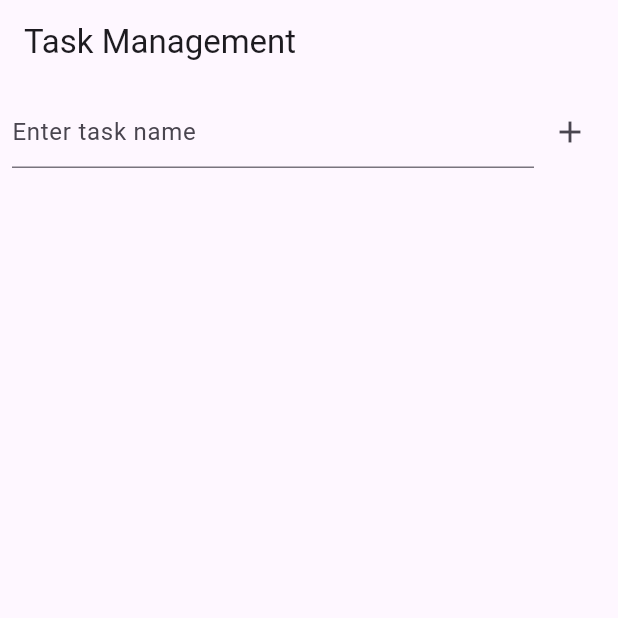
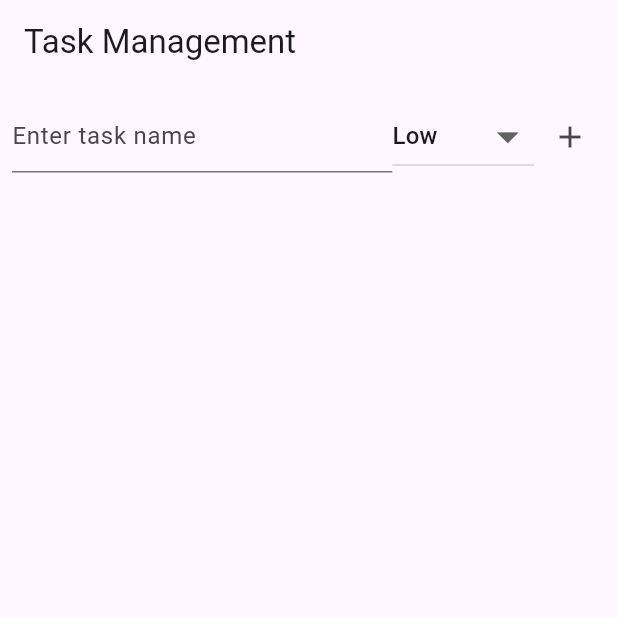
Before and after one commit to Raviteja582/flutter_crud_ops, a Flutter app: the screen it shows after launch, after a tap on the "add" icon, on a phone screen of 412 x 824 dp, the top half of it. Run offline on Flutter 3.47's test engine with Material 3 defaults, Android fonts, the phone set to English and light mode, and no system bars.

Commit message:
Dropdown for specifying priority

```diff
--- a/lib/main.dart
+++ b/lib/main.dart
@@ -18,8 +18,9 @@
 class Task {
   String name;
   bool isCompleted;
+  String priority;
 
-  Task({required this.name, this.isCompleted = false});
+  Task({required this.name, this.isCompleted = false, required this.priority});
 }
 
 class TaskListScreen extends StatefulWidget {
@@ -33,10 +34,11 @@
 class _TaskListScreenState extends State<TaskListScreen> {
   final List<Task> _tasks = [];
   final TextEditingController _controller = TextEditingController();
+  String _selectedPriority = 'Low';
 
-  void _addTask(String taskName) {
+  void _addTask(String taskName, String taskPriority) {
     setState(() {
-      _tasks.add(Task(name: taskName));
+      _tasks.add(Task(name: taskName, priority: taskPriority));
     });
     _controller.clear();
   }
@@ -73,10 +75,27 @@
                     ),
                   ),
                 ),
+                DropdownButton<String>(
+                  value: _selectedPriority,
+                  onChanged: (String? newValue) {
+                    setState(() {
+                      _selectedPriority = newValue!;
+                    });
+                  },
+                  items: const [
+                    DropdownMenuItem(value: 'Low', child: Text('Low')),
+                    DropdownMenuItem(value: 'Medium', child: Text('Medium')),
+                    DropdownMenuItem(value: 'High', child: Text('High')),
+                  ],
+                  isDense: false,
+                  iconSize: 35,
+                  itemHeight: kMinInteractiveDimension+6.0,
+                  focusColor: Theme.of(context).focusColor
+                ),
                 IconButton(
                   onPressed: () {
                     if (_controller.text.isNotEmpty) {
-                      _addTask(_controller.text);
+                      _addTask(_controller.text, _selectedPriority);
                     }
                   },
                   icon: const Icon(Icons.add),
@@ -96,7 +115,7 @@
                     },
                   ),
                   title: Text(
-                    _tasks[index].name,
+                    '${_tasks[index].name} (${_tasks[index].priority})',
                     style: TextStyle(
                       decoration: _tasks[index].isCompleted
                           ? TextDecoration.lineThrough
```
